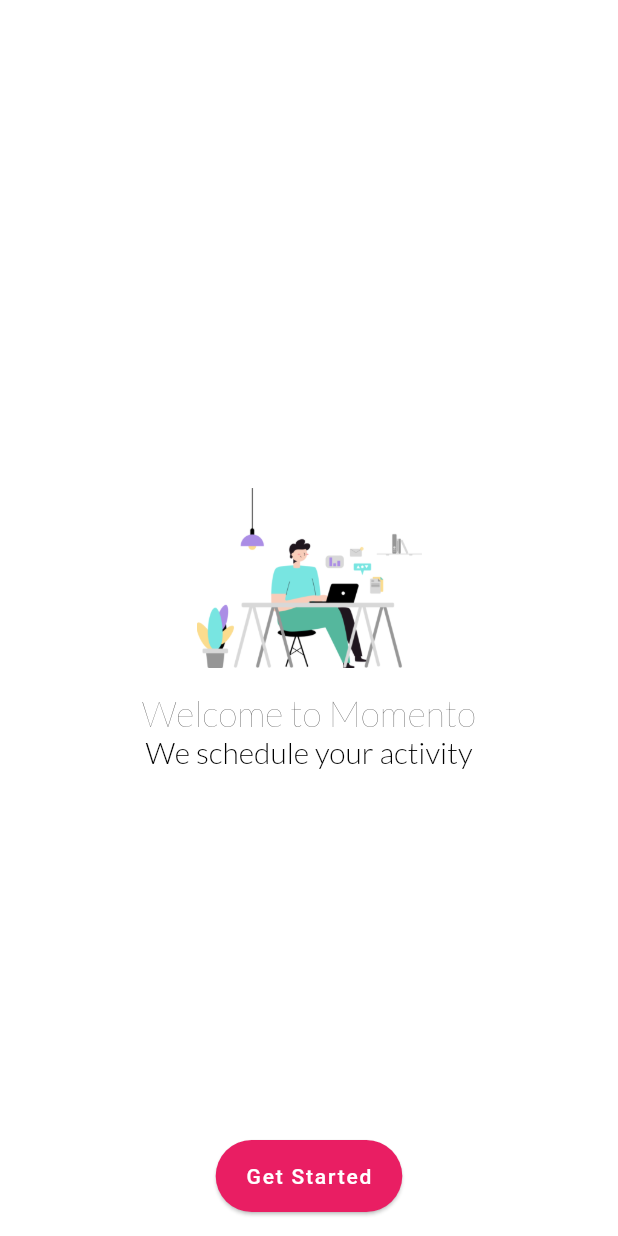
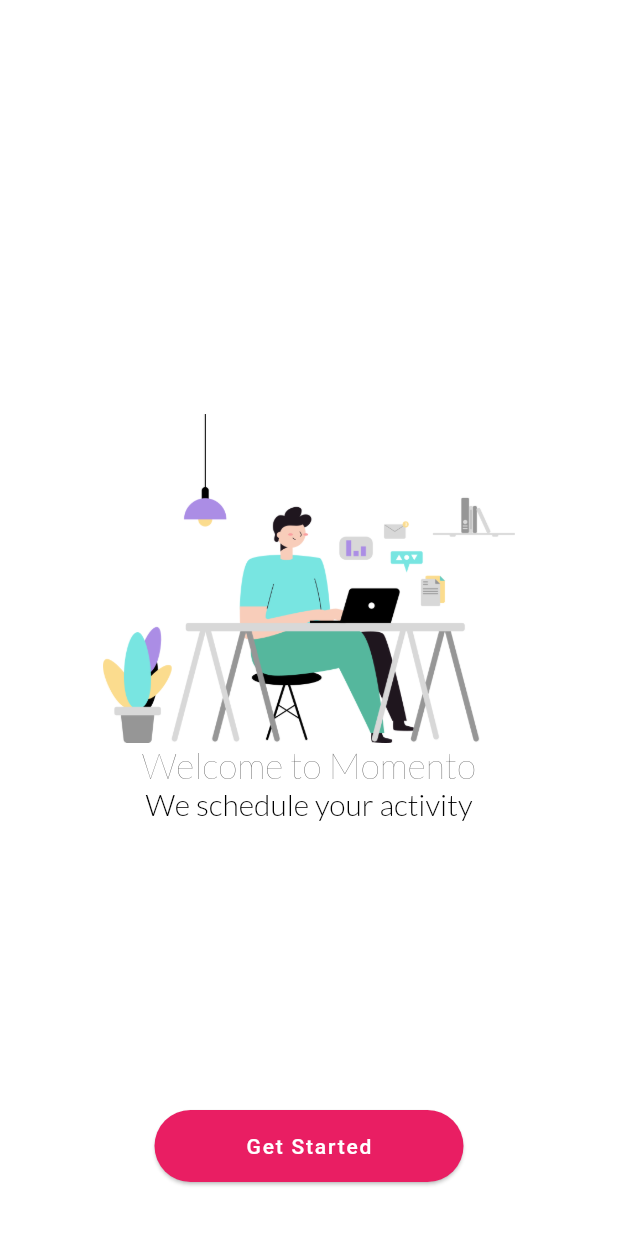
Before and after one commit to adefirmanf/helloworld_dart, a Flutter app: the screen it shows after launch, on a phone screen of 412 x 824 dp. Run offline on Flutter 3.47's test engine with Material 2 defaults, Android fonts, the phone set to English and light mode, and no system bars; our stand-ins replace google_fonts.

Commit message:
add ratio image

```diff
--- a/lib/main.dart
+++ b/lib/main.dart
@@ -3,6 +3,15 @@ import 'package:google_fonts/google_fonts.dart';
 
 void main() {
   runApp(MyApp());
+}
+
+class ResponsiveSize {
+  final BuildContext context;
+  final ratio = 0.5;
+  ResponsiveSize(this.context);
+
+  double get width => MediaQuery.of(this.context).size.width * ratio;
+  double get height => MediaQuery.of(this.context).size.width * ratio;
 }
 
 class MyApp extends StatelessWidget {
@@ -50,16 +59,22 @@ class MyApp extends StatelessWidget {
 
 class WelcomePage extends StatelessWidget {
   Widget build(BuildContext context) {
+    final responsive = ResponsiveSize(context);
     return Scaffold(
+      resizeToAvoidBottomPadding: false,
       backgroundColor: Theme.of(context).backgroundColor,
       body: WelcomeSlide(),
-      floatingActionButton: FloatingActionButton.extended(
+      floatingActionButton: Container(
+        margin: const EdgeInsets.all(20.0),
+        width: responsive.width,
+        child: FloatingActionButton.extended(
             onPressed: () {
               // Add your onPressed code here!
             },
             elevation: 1,
             label: Text('Get Started'),
             backgroundColor: Colors.pink),
+      ),
       floatingActionButtonLocation: FloatingActionButtonLocation.centerFloat,
     );
   }
@@ -84,44 +99,59 @@ class _FirstWelcomeSlide extends State<WelcomeSlide> {
         Column(
           mainAxisAlignment: MainAxisAlignment.center,
           children: <Widget>[
+            Expanded(
+              child: AspectRatio(
+                aspectRatio: 4 / 12,
+                child: Column(
+                  mainAxisAlignment: MainAxisAlignment.center,
+                  children: <Widget>[
                     Image(
                         image: AssetImage('assets/images/welcome.png'),
-              height: 150,
-              width: 150,
-            ),
-            Text(
-              "Welcome to Momento",
+                        fit: BoxFit.fill),
+                    Text("Welcome to Momento",
                         style: Theme.of(context).textTheme.headline1,
-            ),
+                        textAlign: TextAlign.center),
                     Text(
                       "We schedule your activity",
                       style: Theme.of(context).textTheme.headline3,
                     )
                   ],
                 ),
-        Column(
+              ),
+            )
+          ],
+        ),
+        Column(mainAxisAlignment: MainAxisAlignment.center, children: <Widget>[
+          Expanded(
+              child: AspectRatio(
+            aspectRatio: 4 / 12,
+            child: Column(
                 mainAxisAlignment: MainAxisAlignment.center,
                 children: <Widget>[
                   Image(
                       image: AssetImage('assets/images/welcome-2.png'),
-              height: 150,
-              width: 150,
-            ),
+                      fit: BoxFit.fill),
                   Text("Organize your life is easier more than you think",
                       style: Theme.of(context).textTheme.headline1,
                       textAlign: TextAlign.center),
                   Text("Support voice command to make easier",
                       style: Theme.of(context).textTheme.headline3,
-                textAlign: TextAlign.center)
-          ],
-        ),
+                      textAlign: TextAlign.center),
+                ]),
+          ))
+        ]),
         Column(
+          mainAxisAlignment: MainAxisAlignment.center,
+          children: <Widget>[
+            Expanded(
+              child: AspectRatio(
+                aspectRatio: 4 / 12,
+                child: Column(
                   mainAxisAlignment: MainAxisAlignment.center,
                   children: <Widget>[
                     Image(
                       image: AssetImage('assets/images/welcome-3.png'),
-              height: 150,
-              width: 150,
+                      fit: BoxFit.fill,
                     ),
                     Text("We sync your notes to another device",
                         style: Theme.of(context).textTheme.headline1,
@@ -130,6 +160,10 @@ class _FirstWelcomeSlide extends State<WelcomeSlide> {
                         style: Theme.of(context).textTheme.headline3,
                         textAlign: TextAlign.center)
                   ],
+                ),
+              ),
+            )
+          ],
         )
       ],
     ));
```
Lines whose indentation alone changed are shown as unchanged.
